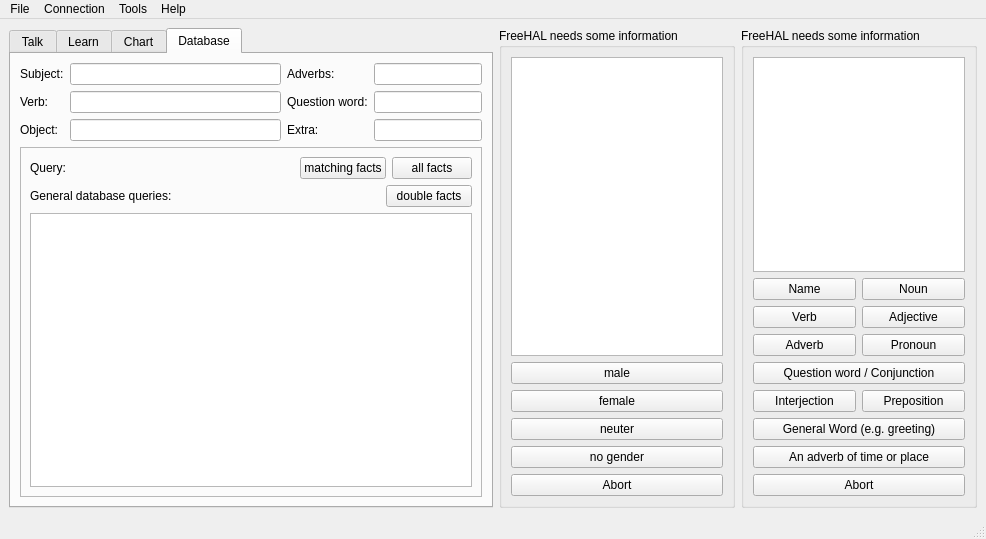
leuchtraketen/freehal_main, file hal2009/gui-qt/ui/freehal.ui: the form before one commit.
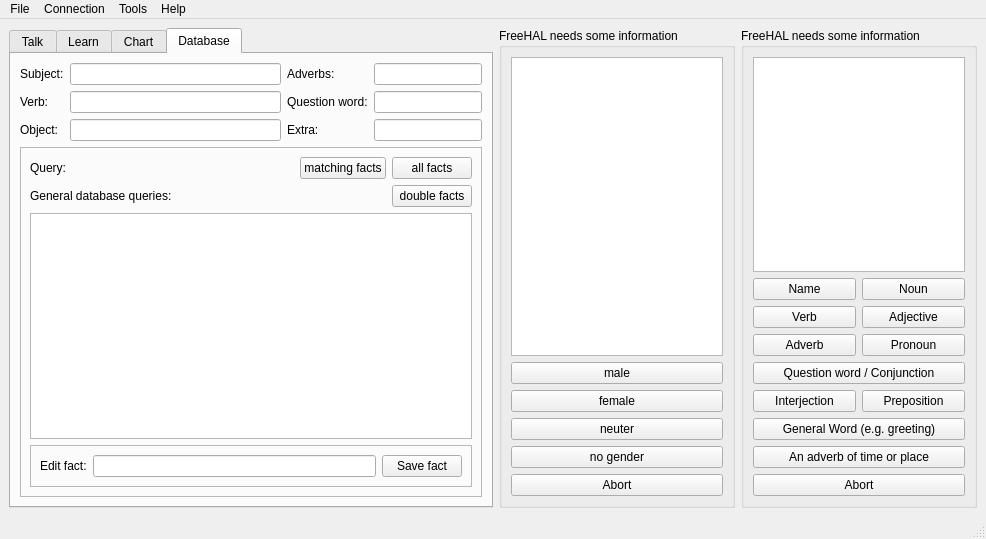
The form after the commit. The open tabs and pages were chosen to show the change. Icons and pictures are not drawn.

Diff of the .ui file:
```diff
--- a/hal2009/gui-qt/ui/freehal.ui
+++ b/hal2009/gui-qt/ui/freehal.ui
@@ -233,7 +233,7 @@
        <enum>QTabWidget::Rounded</enum>
       </property>
       <property name="currentIndex">
-       <number>0</number>
+       <number>3</number>
       </property>
       <widget class="QWidget" name="Talk">
        <attribute name="title">
@@ -257,8 +257,8 @@
            <string>&lt;!DOCTYPE HTML PUBLIC &quot;-//W3C//DTD HTML 4.0//EN&quot; &quot;http://www.w3.org/TR/REC-html40/strict.dtd&quot;&gt;
 &lt;html&gt;&lt;head&gt;&lt;meta name=&quot;qrichtext&quot; content=&quot;1&quot; /&gt;&lt;style type=&quot;text/css&quot;&gt;
 p, li { white-space: pre-wrap; }
-&lt;/style&gt;&lt;/head&gt;&lt;body style=&quot; font-family:'Sans'; font-size:8pt; font-weight:400; font-style:normal;&quot;&gt;
-&lt;p style=&quot;-qt-paragraph-type:empty; margin-top:0px; margin-bottom:0px; margin-left:0px; margin-right:0px; -qt-block-indent:0; text-indent:0px; font-family:'DejaVu Sans'; font-size:10pt;&quot;&gt;&lt;/p&gt;&lt;/body&gt;&lt;/html&gt;</string>
+&lt;/style&gt;&lt;/head&gt;&lt;body style=&quot; font-family:'DejaVu Sans'; font-size:9pt; font-weight:400; font-style:normal;&quot;&gt;
+&lt;p style=&quot;-qt-paragraph-type:empty; margin-top:0px; margin-bottom:0px; margin-left:0px; margin-right:0px; -qt-block-indent:0; text-indent:0px; font-size:10pt;&quot;&gt;&lt;/p&gt;&lt;/body&gt;&lt;/html&gt;</string>
           </property>
          </widget>
         </item>
@@ -323,8 +323,8 @@
            <string>&lt;!DOCTYPE HTML PUBLIC &quot;-//W3C//DTD HTML 4.0//EN&quot; &quot;http://www.w3.org/TR/REC-html40/strict.dtd&quot;&gt;
 &lt;html&gt;&lt;head&gt;&lt;meta name=&quot;qrichtext&quot; content=&quot;1&quot; /&gt;&lt;style type=&quot;text/css&quot;&gt;
 p, li { white-space: pre-wrap; }
-&lt;/style&gt;&lt;/head&gt;&lt;body style=&quot; font-family:'Sans'; font-size:8pt; font-weight:400; font-style:normal;&quot;&gt;
-&lt;p style=&quot;-qt-paragraph-type:empty; margin-top:0px; margin-bottom:0px; margin-left:0px; margin-right:0px; -qt-block-indent:0; text-indent:0px; font-family:'DejaVu Sans'; font-size:10pt;&quot;&gt;&lt;/p&gt;&lt;/body&gt;&lt;/html&gt;</string>
+&lt;/style&gt;&lt;/head&gt;&lt;body style=&quot; font-family:'DejaVu Sans'; font-size:9pt; font-weight:400; font-style:normal;&quot;&gt;
+&lt;p style=&quot;-qt-paragraph-type:empty; margin-top:0px; margin-bottom:0px; margin-left:0px; margin-right:0px; -qt-block-indent:0; text-indent:0px; font-size:10pt;&quot;&gt;&lt;/p&gt;&lt;/body&gt;&lt;/html&gt;</string>
           </property>
          </widget>
         </item>
@@ -351,8 +351,8 @@
             <rect>
              <x>0</x>
              <y>0</y>
-             <width>480</width>
-             <height>429</height>
+             <width>515</width>
+             <height>449</height>
             </rect>
            </property>
            <property name="sizePolicy">
@@ -639,14 +639,14 @@
              </property>
             </spacer>
            </item>
-           <item row="0" column="3" colspan="2">
+           <item row="0" column="3">
             <widget class="QPushButton" name="matchingfacts">
              <property name="text">
               <string>matching facts</string>
              </property>
             </widget>
            </item>
-           <item row="0" column="5">
+           <item row="0" column="4">
             <widget class="QPushButton" name="allfacts">
              <property name="sizePolicy">
               <sizepolicy hsizetype="Preferred" vsizetype="Fixed">
@@ -679,16 +679,6 @@
              </property>
             </spacer>
            </item>
-           <item row="1" column="4" colspan="2">
-            <widget class="QPushButton" name="double_facts">
-             <property name="text">
-              <string>double facts</string>
-             </property>
-            </widget>
-           </item>
-           <item row="2" column="0" colspan="6">
-            <widget class="QTableView" name="tableView"/>
-           </item>
            <item row="1" column="3">
             <spacer name="horizontalSpacer_3">
              <property name="orientation">
@@ -702,6 +692,51 @@
              </property>
             </spacer>
            </item>
+           <item row="1" column="4">
+            <widget class="QPushButton" name="double_facts">
+             <property name="text">
+              <string>double facts</string>
+             </property>
+            </widget>
+           </item>
+           <item row="2" column="0" colspan="5">
+            <widget class="QTableView" name="tableView"/>
+           </item>
+           <item row="3" column="0" colspan="5">
+            <widget class="QFrame" name="db_search_edit_frame">
+             <property name="frameShape">
+              <enum>QFrame::StyledPanel</enum>
+             </property>
+             <property name="frameShadow">
+              <enum>QFrame::Raised</enum>
+             </property>
+             <layout class="QGridLayout" name="gridLayout_9">
+              <item row="0" column="0">
+               <widget class="QLabel" name="label_7">
+                <property name="text">
+                 <string>Edit fact:</string>
+                </property>
+               </widget>
+              </item>
+              <item row="0" column="1">
+               <widget class="QLineEdit" name="db_search_edit"/>
+              </item>
+              <item row="0" column="2">
+               <widget class="QPushButton" name="db_search_save">
+                <property name="sizePolicy">
+                 <sizepolicy hsizetype="Fixed" vsizetype="Fixed">
+                  <horstretch>0</horstretch>
+                  <verstretch>0</verstretch>
+                 </sizepolicy>
+                </property>
+                <property name="text">
+                 <string>Save fact</string>
+                </property>
+               </widget>
+              </item>
+             </layout>
+            </widget>
+           </item>
           </layout>
          </widget>
         </item>
@@ -746,7 +781,6 @@
     <property name="title">
      <string>Connection</string>
     </property>
-    <addaction name="actionReconnect"/>
     <addaction name="actionNeue_Verbindung_herstellen"/>
     <addaction name="actionReconnect"/>
    </widget>
```
